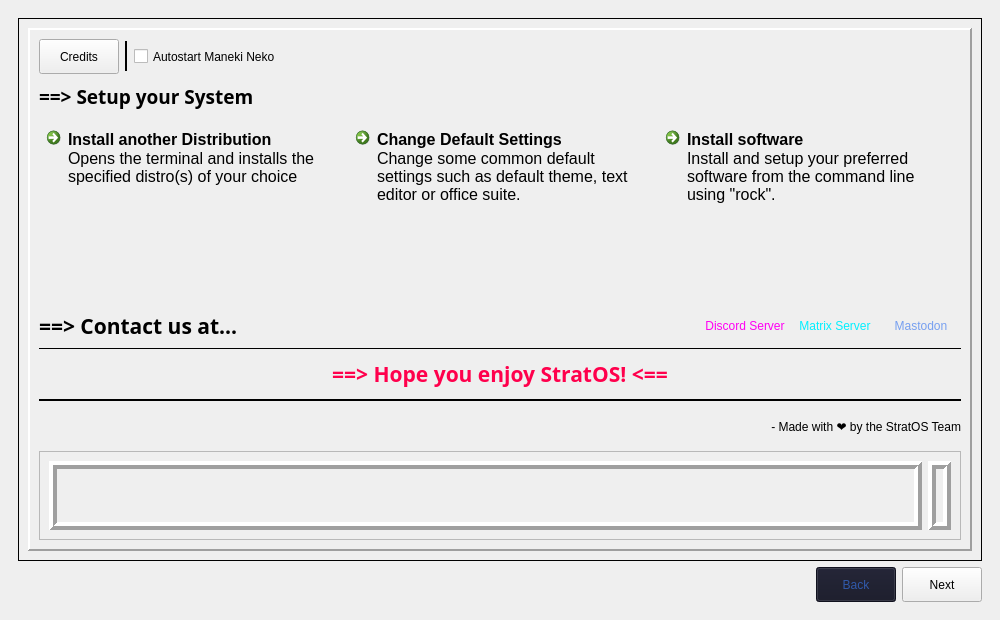
The window that src/ui/welcomeScreen.ui (StratOS-Linux/stratOS-maneki-neko) describes before a commit, drawn with Qt 5.
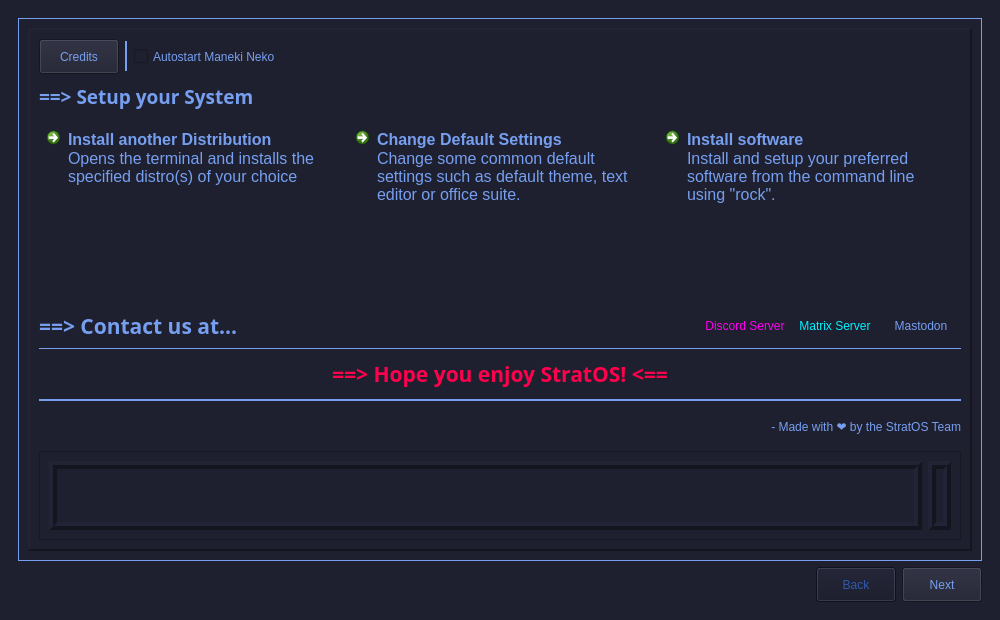
The same window after the commit. Icons and pictures are not drawn.

Commit message: fixed MAJOR issue in program installer with stratvim, stratmacs and gsconnect

Patch:
```diff
--- a/src/ui/welcomeScreen.ui
+++ b/src/ui/welcomeScreen.ui
@@ -41,7 +41,6 @@
   <property name="styleSheet">
    <string notr="true">QMainWindow{
 	background-color: rgb(30, 31, 47);
-
 	color: rgb(118, 159, 240);
 }
 
@@ -60,7 +59,9 @@
 	background-color: rgb(30, 31, 47);
 	
 	color: rgb(118, 159, 240);
-};
+}
+
+
 
 </string>
    </property>
```
Left out of the diff: 6 changed lines with no effect on the pictures. The commit also changes 1 other file.
